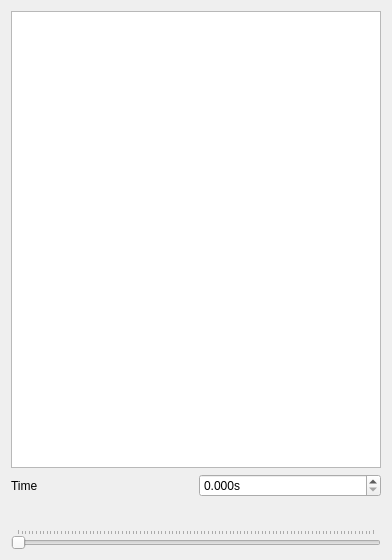
Old version of the form asammdf/gui/ui/numeric.ui in the repository danielhrisca/asammdf.
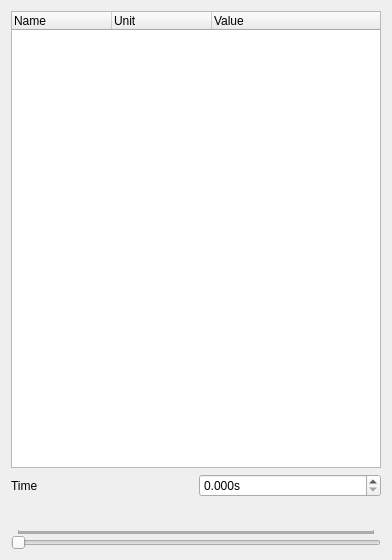
New version of the form. Custom widgets are drawn as their Qt base class.

Commit message: use treewidget for numeric window

```diff
--- a/asammdf/gui/ui/numeric.ui
+++ b/asammdf/gui/ui/numeric.ui
@@ -15,7 +15,29 @@
   </property>
   <layout class="QVBoxLayout" name="verticalLayout">
    <item>
-    <widget class="ListWidget" name="channels"/>
+    <widget class="NumericTreeWidget" name="channels">
+     <property name="alternatingRowColors">
+      <bool>true</bool>
+     </property>
+     <property name="columnCount">
+      <number>3</number>
+     </property>
+     <column>
+      <property name="text">
+       <string>Name</string>
+      </property>
+     </column>
+     <column>
+      <property name="text">
+       <string>Unit</string>
+      </property>
+     </column>
+     <column>
+      <property name="text">
+       <string>Value</string>
+      </property>
+     </column>
+    </widget>
    </item>
    <item>
     <layout class="QHBoxLayout" name="horizontalLayout">
@@ -71,6 +93,9 @@
    </item>
    <item>
     <widget class="QSlider" name="timestamp_slider">
+     <property name="maximum">
+      <number>9999</number>
+     </property>
      <property name="orientation">
       <enum>Qt::Horizontal</enum>
      </property>
@@ -92,9 +117,9 @@
  </widget>
  <customwidgets>
   <customwidget>
-   <class>ListWidget</class>
-   <extends>QListWidget</extends>
-   <header>asammdf/gui/widgets/list.h</header>
+   <class>NumericTreeWidget</class>
+   <extends>QTreeWidget</extends>
+   <header>asammdf/gui/widgets/tree_numeric.h</header>
   </customwidget>
  </customwidgets>
  <resources/>
```
The commit also changes 3 other files.
